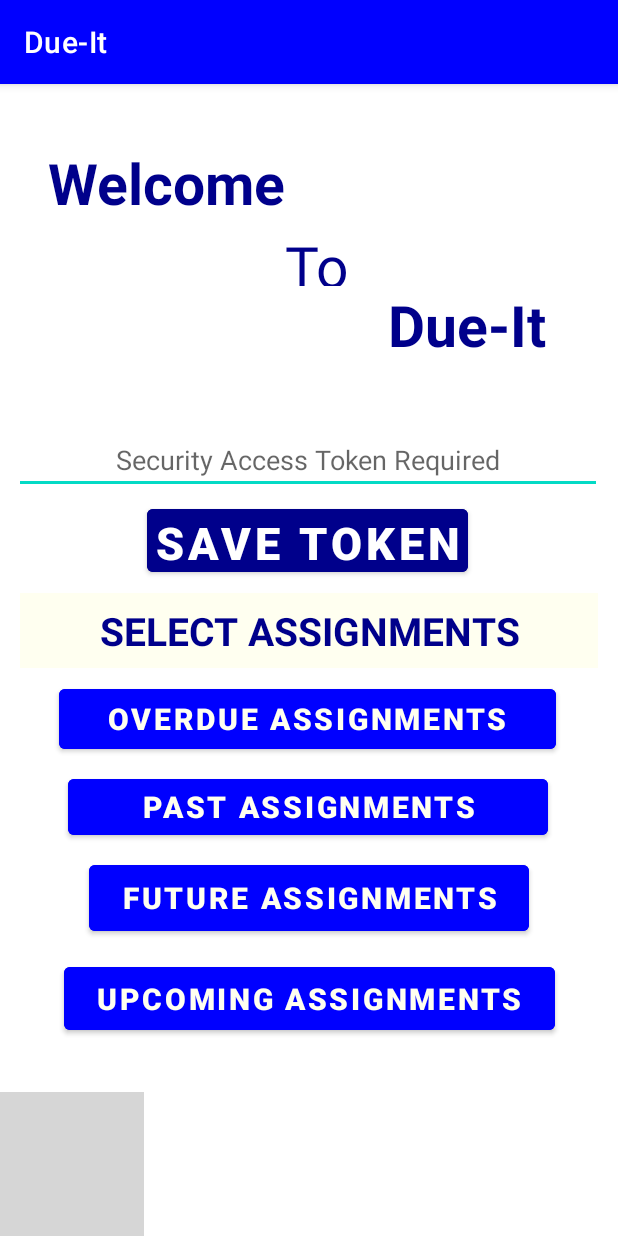
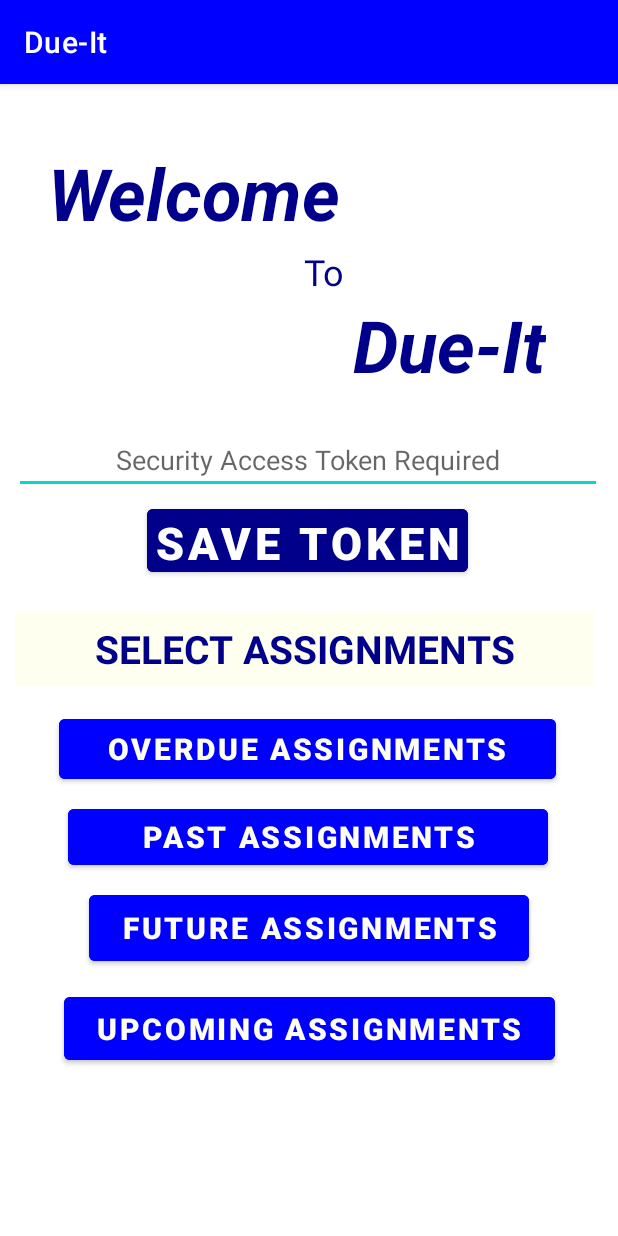
Before and after one commit to SgtTacos/Due-It, an Android app: the screen it shows after launch (MainActivity), on a phone screen of 412 x 824 dp. Run offline under Robolectric (Android 15) with nearby library versions, the phone set to English and light mode, and no system bars; Roboto replaces fonts that are not available here; grey boxes are pictures that could not be loaded.

Commit message:
change the app background

```diff
--- a/app/src/main/java/com/example/due_it/Results.java
+++ b/app/src/main/java/com/example/due_it/Results.java
@@ -139,11 +139,11 @@ public class Results extends AppCompatActivity implements Runnable {
                     SimpleDateFormat df = new SimpleDateFormat("yyyy-MM-dd HH");
                     dat_str = df.format(dat_lon)+ min_sec; // seconds difference after conversion
                     asDueDATE = dat_str;
-                    As_Line = //"Date : " + asDueDATE +
-                            "\n" + courseCODE
+                    As_Line ="\n" + courseCODE
                             + "\n" + asNAME
-                            + "\nPoints: " + asPOINTS;
-                           // + " Type : " + asSUBTYPE;
+                            + "\nPoints: " + asPOINTS
+                            + "\nSubmission Type : " + asSUBTYPE +
+                    "\nDue Date : " + asDueDATE;
                     due_assignments.add(As_Line);
                 }
             }
--- a/app/src/main/res/layout/activity_main.xml
+++ b/app/src/main/res/layout/activity_main.xml
@@ -5,18 +5,6 @@
     android:layout_width="match_parent"
     android:layout_height="match_parent"
     tools:context=".MainActivity">
-
-    <ImageView
-        android:id="@+id/imageView2"
-        android:layout_width="wrap_content"
-        android:layout_height="wrap_content"
-        app:layout_constraintBottom_toBottomOf="parent"
-        app:layout_constraintEnd_toEndOf="parent"
-        app:layout_constraintHorizontal_bias="0.0"
-        app:layout_constraintStart_toStartOf="parent"
-        app:layout_constraintTop_toTopOf="parent"
-        app:layout_constraintVertical_bias="1.0"
-        app:srcCompat="@drawable/dueit_background4" />
 
     <TextView
         android:id="@+id/textView"
@@ -30,22 +18,22 @@
         android:text="@string/welcome"
         android:textAppearance="@style/TextAppearance.AppCompat.Body1"
         android:textColor="@color/dark_blue"
-        android:textSize="38sp"
-        android:textStyle="bold"
+        android:textSize="48sp"
+        android:textStyle="bold|italic"
         android:typeface="normal"
         app:layout_constraintStart_toStartOf="parent"
         app:layout_constraintTop_toTopOf="parent" />
 
     <TextView
         android:id="@+id/textView2"
-        android:layout_width="51dp"
-        android:layout_height="39dp"
+        android:layout_width="wrap_content"
+        android:layout_height="wrap_content"
         android:layout_marginTop="4dp"
         android:fontFamily="@font/bigshot_one"
         android:text="@string/to"
-        android:textAppearance="@style/TextAppearance.AppCompat.Body2"
+        android:textAppearance="@style/TextAppearance.AppCompat.Medium"
         android:textColor="@color/dark_blue"
-        android:textSize="38sp"
+        android:textSize="24sp"
         app:layout_constraintEnd_toEndOf="parent"
         app:layout_constraintHorizontal_bias="0.527"
         app:layout_constraintStart_toStartOf="parent"
@@ -63,8 +51,8 @@
         android:text="@string/due_it"
         android:textAppearance="@style/TextAppearance.AppCompat.Body1"
         android:textColor="@color/dark_blue"
-        android:textSize="38sp"
-        android:textStyle="bold"
+        android:textSize="48sp"
+        android:textStyle="bold|italic"
         android:typeface="normal"
         app:layout_constraintBottom_toTopOf="@+id/editToken"
         app:layout_constraintEnd_toEndOf="parent"
@@ -120,7 +108,7 @@
         android:layout_height="50dp"
         android:layout_marginStart="8dp"
         android:layout_marginLeft="8dp"
-        android:layout_marginTop="8dp"
+        android:layout_marginTop="20dp"
         android:layout_marginEnd="8dp"
         android:layout_marginRight="8dp"
         android:background="@color/ivory"
@@ -131,7 +119,7 @@
         android:textSize="26sp"
         android:textStyle="bold"
         app:layout_constraintEnd_toEndOf="parent"
-        app:layout_constraintHorizontal_bias="0.52"
+        app:layout_constraintHorizontal_bias="0.2"
         app:layout_constraintStart_toStartOf="parent"
         app:layout_constraintTop_toBottomOf="@+id/button1" />
 
@@ -141,7 +129,7 @@
         android:layout_height="52dp"
         android:layout_marginStart="8dp"
         android:layout_marginLeft="8dp"
-        android:layout_marginTop="8dp"
+        android:layout_marginTop="16dp"
         android:layout_marginEnd="8dp"
         android:layout_marginRight="8dp"
         android:backgroundTint="@color/blue"
@@ -153,7 +141,7 @@
         android:textSize="20sp"
         android:textStyle="bold"
         app:layout_constraintEnd_toEndOf="parent"
-        app:layout_constraintHorizontal_bias="0.488"
+        app:layout_constraintHorizontal_bias="0.484"
         app:layout_constraintStart_toStartOf="parent"
         app:layout_constraintTop_toBottomOf="@+id/textView4" />
 
```
